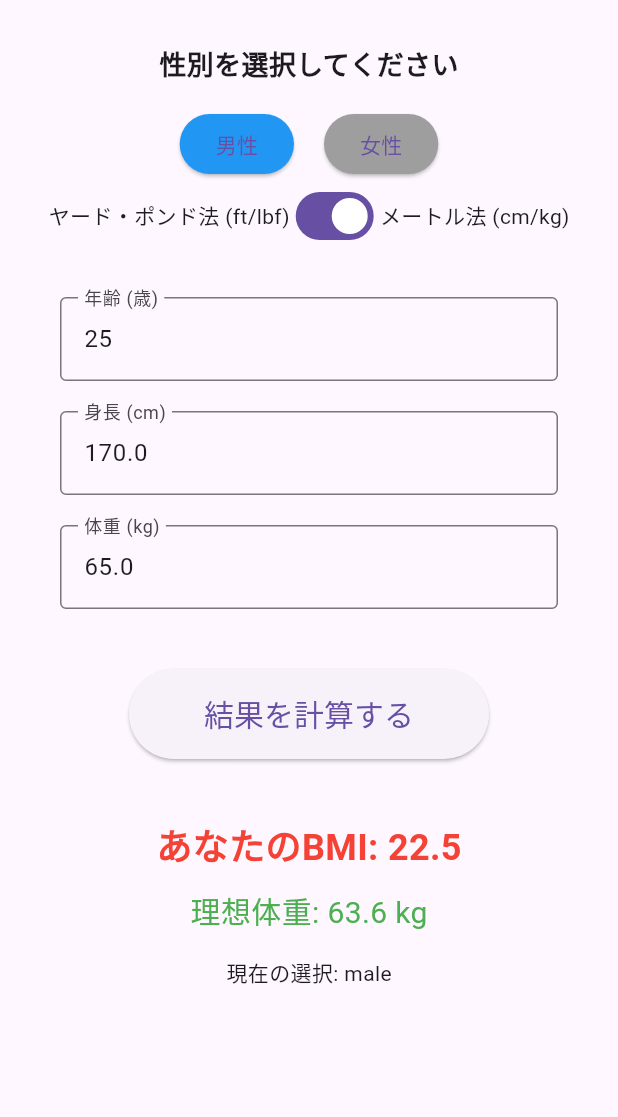
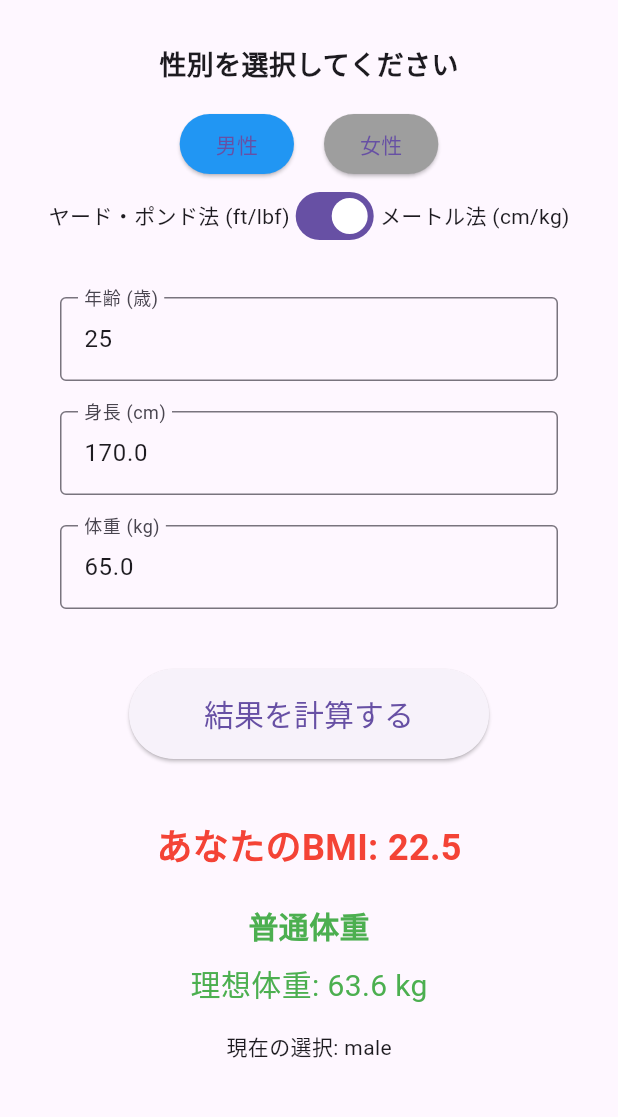
Before and after one commit to yuta-33/health_calculator, a Flutter app: the screen it shows after launch, after a tap on "結果を計算する", on a phone screen of 412 x 824 dp, the part 63-1180 px from its top. Run offline on Flutter 3.47's test engine with Material 3 defaults, Android fonts, the light colour scheme and no system bars.

Commit message:
Feat: Add BMI Judgment and UI customization

```diff
--- a/lib/main.dart
+++ b/lib/main.dart
@@ -45,6 +45,9 @@ class _HealthCalculatorPageState extends State<HealthCalculatorPage> {
   double weight = 65.0; // 初期値として65.0kgを設定
   double bmiResult = 0.0;
   double idealWeight = 0.0;
+
+  // BMI判定結果の表示用変数
+  String bmiJudgement = '未計算';
 
   bool isMetric = true;
 
@@ -99,9 +102,26 @@ class _HealthCalculatorPageState extends State<HealthCalculatorPage> {
     // 理想体重の計算 (BMI 22として): 22 * (m * m) -> 結果は kg
     double idealKg = 22 * (heightInMeters * heightInMeters);
 
+    // 体型判定ロジック
+    String judgement;
+    if (bmi < 18.5) {
+      judgement = '低体重';
+    } else if (bmi < 25) {
+      judgement = '普通体重';
+    } else if (bmi < 30) {
+      judgement = '肥満（1度）-やや太りすぎ';
+    } else if (bmi < 35) {
+      judgement = '肥満（2度）-太りすぎ';
+    } else if (bmi < 40) {
+      judgement = '肥満（3度）-でっかいうんこしそうだね';
+    } else {
+      judgement = '肥満（4度）-怪物じゃんお前';
+    }
+
     // 3. 結果の表示と単位変換 (表示用)
     setState(() {
       bmiResult = bmi;
+      bmiJudgement = judgement;
 
       // 理想体重をユーザーの選択した単位に戻す
       if (isMetric) {
@@ -296,6 +316,21 @@ class _HealthCalculatorPageState extends State<HealthCalculatorPage> {
                 color: Colors.red,
               ),
             ),
+            const SizedBox(height: 20),
+            // BMI判定結果の表示
+            Text(
+              bmiJudgement,
+              style: TextStyle(
+                fontSize: bmiJudgement == '肥満（4度）-怪物じゃんお前' ? 24 : 20,
+                fontWeight: FontWeight.w900,
+                color: bmiJudgement == '普通体重'
+                    ? Colors.green
+                    : bmiJudgement == '低体重'
+                    ? Colors.orange
+                    : Colors.red,
+              ),
+            ),
+
             const SizedBox(height: 10),
             Text(
               '理想体重: ${idealWeight.toStringAsFixed(1)} kg',
```
